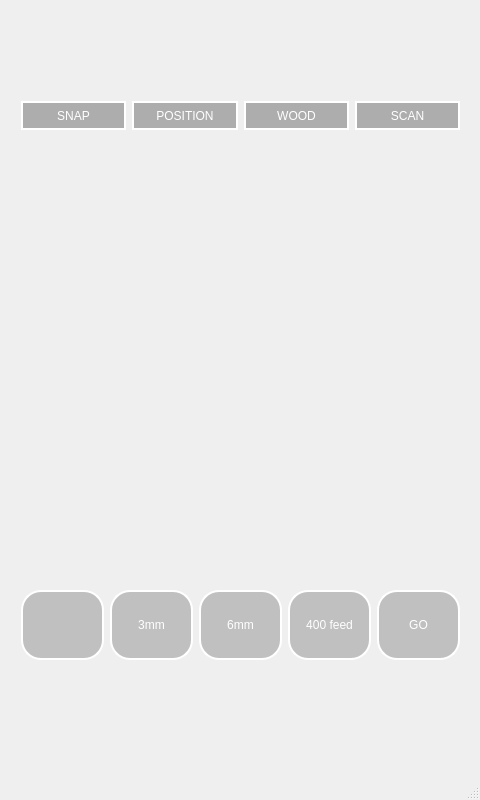
First picture: the form in mainwindow_test4.ui, repository SeoBoSeok/woodycanvas, before the edit.
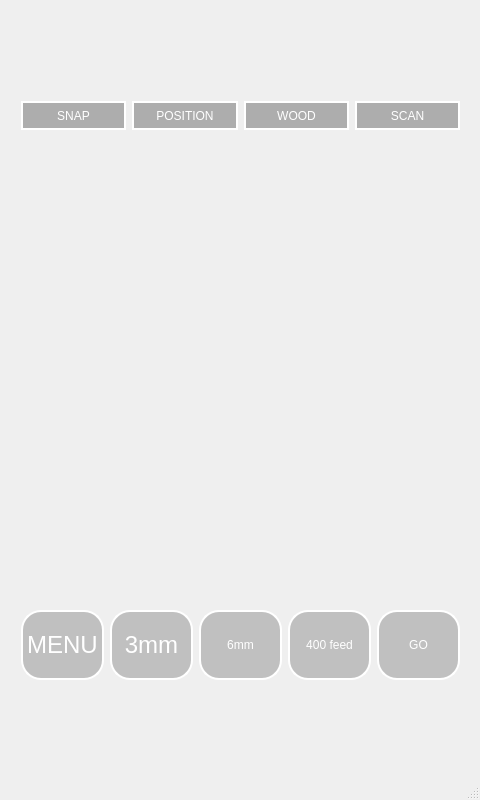
Second picture: the form after the edit. Icons and pictures are not drawn.

```diff
--- a/mainwindow_test4.ui
+++ b/mainwindow_test4.ui
@@ -54,7 +54,7 @@
     <property name="geometry">
      <rect>
       <x>10</x>
-      <y>590</y>
+      <y>610</y>
       <width>461</width>
       <height>81</height>
      </rect>
@@ -80,6 +80,11 @@
          <verstretch>0</verstretch>
         </sizepolicy>
        </property>
+       <property name="font">
+        <font>
+         <pointsize>18</pointsize>
+        </font>
+       </property>
        <property name="autoFillBackground">
         <bool>false</bool>
        </property>
@@ -90,11 +95,7 @@
 color: white;</string>
        </property>
        <property name="text">
-        <string/>
-       </property>
-       <property name="icon">
-        <iconset>
-         <normaloff>../../../../Downloads/green_dot.png</normaloff>../../../../Downloads/green_dot.png</iconset>
+        <string>MENU</string>
        </property>
       </widget>
      </item>
@@ -109,6 +110,11 @@
          <verstretch>0</verstretch>
         </sizepolicy>
        </property>
+       <property name="font">
+        <font>
+         <pointsize>18</pointsize>
+        </font>
+       </property>
        <property name="styleSheet">
         <string notr="true">background-color: rgba(0, 0, 0, 50);
 border: 2px solid white;
```
